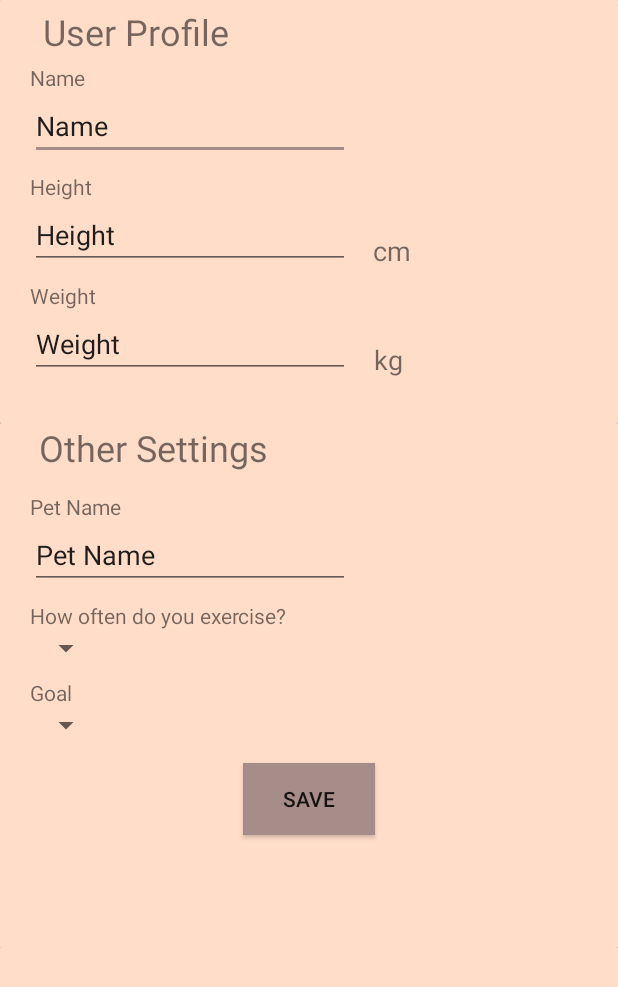
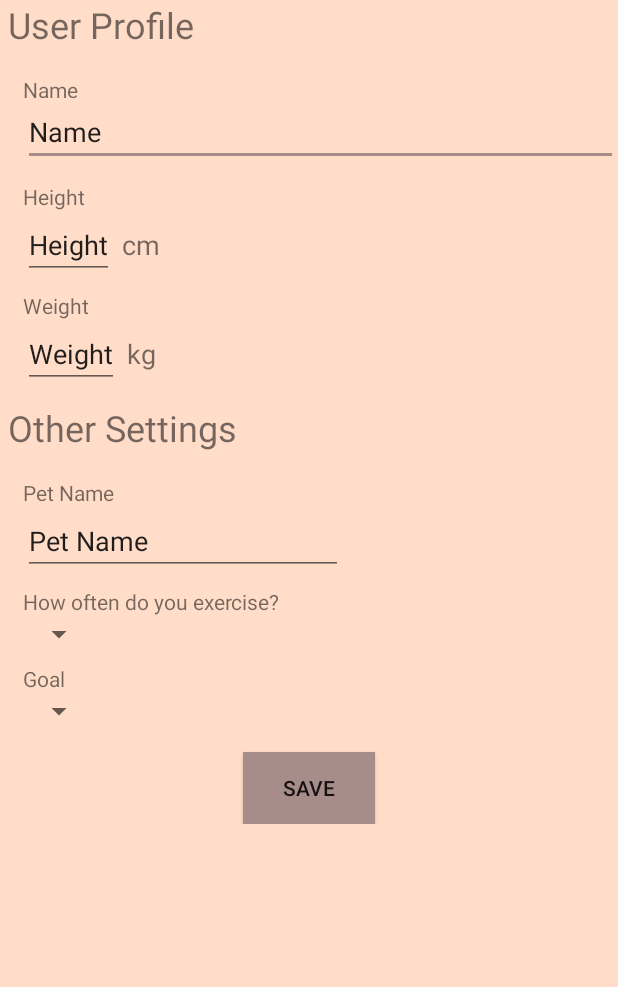
Before and after one commit to Legendarytruth/Neko-Gainz, an Android app: the layout setting_frag.xml on its own in the app's theme, with its tools: preview values and no code run, on a phone screen of 412 x 824 dp. Shown: the top 987 px of the screen. Run offline under Robolectric (Android 15) with nearby library versions, the light colour scheme and no system bars.

Commit message:
Fixed a bug with Settings and added units to questionnaire

```diff
--- a/Neko Gains/app/src/main/java/com/example/nekogains/HomeFrag.java
+++ b/Neko Gains/app/src/main/java/com/example/nekogains/HomeFrag.java
@@ -80,7 +80,7 @@ public class HomeFrag extends Fragment implements View.OnClickListener {
         dailyLogin = view.findViewById((R.id.dailyProgress));
 
         MainActivity activity = (MainActivity) getActivity();
-        user = new User(DatabaseHelper.getInstance(MainActivity.getContext()), ((MainActivity)this.getActivity()).getUserId());
+        user = new User(DatabaseHelper.getInstance(MainActivity.getContext()), ((MainActivity)this.getActivity()).getAppUserId());
 
         setPetName(user.getPet().getName());
         setCatGif(user.getPet().getShirt(), user.getPet().getPants(), user.getPet().getMotion());
--- a/Neko Gains/app/src/main/java/com/example/nekogains/MainActivity.java
+++ b/Neko Gains/app/src/main/java/com/example/nekogains/MainActivity.java
@@ -34,7 +34,7 @@ public class MainActivity extends AppCompatActivity {
     @Override
     protected void onCreate(Bundle savedInstanceState) {
         //Emergency database fix by uncommenting below:
-        //this.deleteDatabase("Workout.db");
+        this.deleteDatabase("Workout.db");
 
         super.onCreate(savedInstanceState);
 
@@ -43,19 +43,19 @@ public class MainActivity extends AppCompatActivity {
         context = getContext();
         settings = getSharedPreferences("preferences", MODE_PRIVATE);
         // If you uncomment the emergency fix uncomment below:
-        //SharedPreferences.Editor editor = settings.edit();
-        //editor.putBoolean("registered", false);
-        //editor.apply();
+        SharedPreferences.Editor editor = settings.edit();
+        editor.putBoolean("registered", false);
+        editor.apply();
         System.out.println(registered());
 
         //If user is not in database create a new user
-        if(registered()) {
+        if(!registered()) {
             System.out.println("Not registered, going to questionnaire");
             setContentView(R.layout.activity_init);
         } else {
             System.out.println("Registered, showing home");
             setContentView(R.layout.activity_main);
-            id = settings.getInt("userId", 0);
+            id = settings.getInt("userId", 1);
             //user = new User(dbh, id);
             BottomNavigationView bottomNavigationView = findViewById(R.id.bot_nav);
             bottomNavigationView.setOnNavigationItemSelectedListener(navListener);
@@ -149,9 +149,7 @@ public class MainActivity extends AppCompatActivity {
         return super.onOptionsItemSelected(item);
     }
 
-    public int getUserId() {
-        return id;
-    }
+    public int getAppUserId() { return id; }
 
     public static Context getContext() {
         return context;
--- a/Neko Gains/app/src/main/java/com/example/nekogains/PreworkoutFrag.java
+++ b/Neko Gains/app/src/main/java/com/example/nekogains/PreworkoutFrag.java
@@ -42,7 +42,7 @@ public class PreworkoutFrag extends Fragment implements AdapterView.OnItemSelect
     @Nullable
     @Override
     public View onCreateView(@NonNull LayoutInflater inflater, @Nullable ViewGroup container, @Nullable Bundle savedInstanceState){
-        user = new User(DatabaseHelper.getInstance(MainActivity.getContext()), ((MainActivity)this.getActivity()).getUserId());
+        user = new User(DatabaseHelper.getInstance(MainActivity.getContext()), ((MainActivity)this.getActivity()).getAppUserId());
         view = inflater.inflate(R.layout.preworkout_frag, container, false);
         user.createDefaultWorkouts();
         spinner = view.findViewById(R.id.spinner1);
--- a/Neko Gains/app/src/main/java/com/example/nekogains/SettingFrag.java
+++ b/Neko Gains/app/src/main/java/com/example/nekogains/SettingFrag.java
@@ -64,7 +64,7 @@ public class SettingFrag extends Fragment {
         editPetName = view.findViewById(R.id.editPetName);
 
         //Prefill the text boxes with user data for user convenience
-        user = new User(DatabaseHelper.getInstance(MainActivity.getContext()), ((MainActivity)getActivity()).getUserId());
+        user = new User(DatabaseHelper.getInstance(MainActivity.getContext()), ((MainActivity)getActivity()).getAppUserId());
         editName.setText(user.getName());
         System.out.println(user.getHeight());
         editHeight.setText(Float.toString(user.getHeight()));
--- a/Neko Gains/app/src/main/java/com/example/nekogains/StoreFrag.java
+++ b/Neko Gains/app/src/main/java/com/example/nekogains/StoreFrag.java
@@ -38,7 +38,7 @@ public class StoreFrag extends Fragment implements View.OnClickListener {
     @Nullable
     @Override
     public View onCreateView(@NonNull LayoutInflater inflater, @Nullable ViewGroup container, @Nullable Bundle savedInstanceState) {
-        user = new User(DatabaseHelper.getInstance(MainActivity.getContext()), ((MainActivity)this.getActivity()).getUserId());
+        user = new User(DatabaseHelper.getInstance(MainActivity.getContext()), ((MainActivity)this.getActivity()).getAppUserId());
         userInventory = user.getUserInventory();
 
         view = inflater.inflate(R.layout.store_frag, container, false);
--- a/Neko Gains/app/src/main/res/layout/activity_questionnaire.xml
+++ b/Neko Gains/app/src/main/res/layout/activity_questionnaire.xml
@@ -46,6 +46,7 @@
                         android:background="@color/colorAccent"
                         android:layout_marginLeft="20dp"
                         android:layout_marginRight="200dp"
+                        android:singleLine="true"
                         android:hint="Enter your name here"/>
                 </LinearLayout>
                 <!-- Question 1 -->
@@ -104,6 +105,7 @@
                     android:background="@color/colorAccent"
                     android:layout_marginLeft="20dp"
                     android:layout_marginRight="200dp"
+                    android:singleLine="true"
                     android:hint="Enter your name here"/>
             </LinearLayout>
             <!-- Question 3 -->
@@ -175,26 +177,52 @@
                     android:textColor="#555555"
                     android:layout_width="match_parent"
                     android:layout_height="100dp"/>
+                <LinearLayout
+                    android:layout_width="match_parent"
+                    android:layout_height="match_parent"
+                    android:orientation="horizontal">
                     <EditText
                         android:id="@+id/q_weight"
                         android:text="60"
-                    android:layout_width="match_parent"
+                        android:layout_width="wrap_content"
                         android:layout_height="wrap_content"
                         android:background="@color/colorAccent"
                         android:layout_marginLeft="20dp"
-                    android:layout_marginRight="200dp"
+                        android:singleLine="true"
                         android:hint="Enter your weight here"/>
+                    <TextView
+                        android:fontFamily="@font/opensans_semibold"
+                        android:text="kg"
+                        android:textSize="12sp"
+                        android:textColor="#555555"
+                        android:layout_width="match_parent"
+                        android:layout_height="match_parent"
+                        android:layout_marginLeft="5dp"/>
+                </LinearLayout>
 
+                <LinearLayout
+                    android:layout_width="wrap_content"
+                    android:layout_height="wrap_content"
+                    android:orientation="horizontal"
+                    android:layout_marginTop="20dp"
+                    android:layout_marginLeft="20dp">
                     <EditText
                         android:id="@+id/q_height"
                         android:text="160"
-                    android:layout_width="match_parent"
+                        android:layout_width="wrap_content"
                         android:layout_height="wrap_content"
                         android:background="@color/colorAccent"
-                    android:layout_marginTop="20dp"
-                    android:layout_marginLeft="20dp"
-                    android:layout_marginRight="200dp"
+                        android:singleLine="true"
                         android:hint="Enter your height here"/>
+                    <TextView
+                        android:fontFamily="@font/opensans_semibold"
+                        android:text="cm"
+                        android:textSize="12sp"
+                        android:textColor="#555555"
+                        android:layout_width="match_parent"
+                        android:layout_height="match_parent"
+                        android:layout_marginLeft="5dp"/>
+                </LinearLayout>
             </LinearLayout>
             <!-- Question 5 -->
             <LinearLayout
--- a/Neko Gains/app/src/main/res/layout/setting_frag.xml
+++ b/Neko Gains/app/src/main/res/layout/setting_frag.xml
@@ -14,166 +14,142 @@
 
         <LinearLayout
             android:layout_width="match_parent"
+            android:layout_height="match_parent"
+            android:background="@color/colorPrimary"
             android:orientation="vertical"
-            android:layout_height="match_parent"
-            android:background="@color/colorPrimary">
+            android:layout_marginBottom="100dp">
 
-            <androidx.cardview.widget.CardView
-                android:id="@+id/userSettings"
-                android:layout_width="match_parent"
-                android:layout_height="282dp"
-                android:layout_gravity="center"
-                android:background="@color/colorPrimary">
-
-                <androidx.constraintlayout.widget.ConstraintLayout
+            <LinearLayout
                 android:layout_width="match_parent"
                 android:layout_height="match_parent"
-                    android:background="@color/colorPrimary">
+                android:background="@color/colorPrimary"
+                android:orientation="vertical">
 
                 <TextView
                     android:id="@+id/textUserSettings"
                     android:layout_width="wrap_content"
-                        android:layout_height="wrap_content"
+                    android:layout_height="50dp"
+                    android:layout_marginLeft="5dp"
                     android:text="User Profile"
-                        android:textSize="24sp"
-                        app:layout_constraintBottom_toBottomOf="parent"
-                        app:layout_constraintEnd_toEndOf="parent"
-                        app:layout_constraintHorizontal_bias="0.1"
-                        app:layout_constraintStart_toStartOf="parent"
-                        app:layout_constraintTop_toTopOf="parent"
-                        app:layout_constraintVertical_bias="0.01999998" />
+                    android:textSize="24sp" />
+
+                <!-- Edit Name -->
+                <LinearLayout
+                    android:layout_width="match_parent"
+                    android:layout_height="match_parent"
+                    android:orientation="vertical">
 
                     <TextView
                         android:id="@+id/textName"
-                        android:layout_width="wrap_content"
-                        android:layout_height="wrap_content"
-                        android:text="Name"
-                        app:layout_constraintBottom_toBottomOf="parent"
-                        app:layout_constraintEnd_toEndOf="parent"
-                        app:layout_constraintHorizontal_bias="0.0"
-                        app:layout_constraintStart_toStartOf="@+id/editName"
-                        app:layout_constraintTop_toTopOf="parent"
-                        app:layout_constraintVertical_bias="0.16000003" />
+                        android:layout_width="match_parent"
+                        android:layout_height="15dp"
+                        android:layout_marginLeft="15dp"
+                        android:text="Name" />
 
                     <EditText
                         android:id="@+id/editName"
-                        android:layout_width="wrap_content"
+                        android:layout_width="match_parent"
                         android:layout_height="wrap_content"
-                        android:ems="10"
-                        android:inputType="textPersonName"
+                        android:layout_marginLeft="15dp"
                         android:text="Name"
-                        app:layout_constraintEnd_toEndOf="parent"
-                        app:layout_constraintHorizontal_bias="0.1"
-                        app:layout_constraintStart_toStartOf="parent"
-                        app:layout_constraintTop_toBottomOf="@+id/textName" />
+                        android:singleLine="true" />
+                </LinearLayout>
+
+                <!-- Edit Height -->
+                <LinearLayout
+                    android:layout_width="match_parent"
+                    android:layout_height="match_parent"
+                    android:layout_marginTop="5dp"
+                    android:orientation="vertical">
 
                     <TextView
                         android:id="@+id/textHeight"
                         android:layout_width="wrap_content"
                         android:layout_height="wrap_content"
-                        android:layout_marginTop="8dp"
-                        android:text="Height"
-                        app:layout_constraintEnd_toEndOf="parent"
-                        app:layout_constraintHorizontal_bias="0.0"
-                        app:layout_constraintStart_toStartOf="@+id/editHeight"
-                        app:layout_constraintTop_toBottomOf="@+id/editName" />
+                        android:layout_marginLeft="15dp"
+                        android:layout_marginTop="5dp"
+                        android:text="Height" />
+
+                    <LinearLayout
+                        android:layout_width="match_parent"
+                        android:layout_height="match_parent"
+                        android:orientation="horizontal">
 
                         <EditText
                             android:id="@+id/editHeight"
                             android:layout_width="wrap_content"
                             android:layout_height="wrap_content"
-                        android:ems="10"
-                        android:inputType="number"
+                            android:layout_marginLeft="15dp"
+                            android:inputType="numberDecimal"
                             android:text="Height"
-                        app:layout_constraintEnd_toEndOf="parent"
-                        app:layout_constraintHorizontal_bias="0.0"
-                        app:layout_constraintStart_toStartOf="@+id/editName"
-                        app:layout_constraintTop_toBottomOf="@+id/textHeight" />
+                            android:singleLine="true"/>
 
                         <TextView
                             android:id="@+id/textHeightUnit"
                             android:layout_width="wrap_content"
                             android:layout_height="wrap_content"
+                            android:layout_marginLeft="5dp"
                             android:text="cm"
-                        android:textSize="18sp"
-                        app:layout_constraintBottom_toBottomOf="@+id/editHeight"
-                        app:layout_constraintEnd_toEndOf="parent"
-                        app:layout_constraintHorizontal_bias="0.1"
-                        app:layout_constraintStart_toEndOf="@+id/editHeight" />
+                            android:textSize="18sp" />
+                    </LinearLayout>
+                </LinearLayout>
 
+                <!-- Edit Weight -->
                 <TextView
                     android:id="@+id/textWeight"
                     android:layout_width="wrap_content"
                     android:layout_height="wrap_content"
+                    android:layout_marginLeft="15dp"
                     android:layout_marginTop="8dp"
-                        android:text="Weight"
-                        app:layout_constraintEnd_toEndOf="parent"
-                        app:layout_constraintHorizontal_bias="0.0"
-                        app:layout_constraintStart_toStartOf="@+id/editWeight"
-                        app:layout_constraintTop_toBottomOf="@+id/editHeight" />
+                    android:text="Weight" />
+
+                <LinearLayout
+                    android:layout_width="match_parent"
+                    android:layout_height="match_parent"
+                    android:orientation="horizontal">
 
                     <EditText
                         android:id="@+id/editWeight"
                         android:layout_width="wrap_content"
                         android:layout_height="wrap_content"
-                        android:ems="10"
-                        android:inputType="number"
+                        android:layout_marginLeft="15dp"
+                        android:inputType="numberDecimal"
                         android:text="Weight"
-                        app:layout_constraintEnd_toEndOf="parent"
-                        app:layout_constraintHorizontal_bias="0.0"
-                        app:layout_constraintStart_toStartOf="@+id/editHeight"
-                        app:layout_constraintTop_toBottomOf="@+id/textWeight" />
+                        android:singleLine="true"/>
 
                     <TextView
                         android:id="@+id/textWeightUnit"
                         android:layout_width="wrap_content"
                         android:layout_height="wrap_content"
+                        android:layout_marginLeft="5dp"
                         android:text="kg"
-                        android:textSize="18sp"
-                        app:layout_constraintBottom_toBottomOf="@+id/editWeight"
-                        app:layout_constraintEnd_toEndOf="parent"
-                        app:layout_constraintHorizontal_bias="0.1"
-                        app:layout_constraintStart_toEndOf="@+id/editWeight" />
-                </androidx.constraintlayout.widget.ConstraintLayout>
-            </androidx.cardview.widget.CardView>
+                        android:textSize="18sp" />
+                </LinearLayout>
+            </LinearLayout>
 
-
-            <androidx.cardview.widget.CardView
-                android:id="@+id/otherSettings"
-                android:layout_width="match_parent"
-                android:layout_height="350dp"
-                android:layout_gravity="center"
-                android:background="@color/colorPrimary">
-
-                <androidx.constraintlayout.widget.ConstraintLayout
+            <LinearLayout
                 android:layout_width="match_parent"
                 android:layout_height="match_parent"
-                    android:background="@color/colorPrimary">
+                android:background="@color/colorPrimary"
+                android:orientation="vertical">
 
                 <TextView
                     android:id="@+id/textOtherSettings"
                     android:layout_width="wrap_content"
                     android:layout_height="wrap_content"
+                    android:layout_marginTop="10dp"
+                    android:layout_marginLeft="5dp"
+                    android:height="50dp"
                     android:text="Other Settings"
-                        android:textSize="24sp"
-                        app:layout_constraintBottom_toBottomOf="parent"
-                        app:layout_constraintEnd_toEndOf="parent"
-                        app:layout_constraintHorizontal_bias="0.1"
-                        app:layout_constraintStart_toStartOf="parent"
-                        app:layout_constraintTop_toTopOf="parent"
-                        app:layout_constraintVertical_bias="0.0" />
+                    android:textSize="24sp" />
 
+                <!-- Edit Pet Name -->
                 <TextView
                     android:id="@+id/textPetName"
                     android:layout_width="wrap_content"
                     android:layout_height="wrap_content"
                     android:text="Pet Name"
-                        app:layout_constraintBottom_toBottomOf="parent"
-                        app:layout_constraintEnd_toEndOf="parent"
-                        app:layout_constraintHorizontal_bias="0.0"
-                        app:layout_constraintStart_toStartOf="@+id/editPetName"
-                        app:layout_constraintTop_toTopOf="parent"
-                        app:layout_constraintVertical_bias="0.13999999" />
+                    android:layout_marginLeft="15dp"/>
 
                 <EditText
                     android:id="@+id/editPetName"
@@ -182,64 +158,48 @@
                     android:ems="10"
                     android:inputType="textPersonName"
                     android:text="Pet Name"
-                        app:layout_constraintEnd_toEndOf="parent"
-                        app:layout_constraintHorizontal_bias="0.1"
-                        app:layout_constraintStart_toStartOf="parent"
-                        app:layout_constraintTop_toBottomOf="@+id/textPetName" />
+                    android:layout_marginLeft="15dp"
+                    android:singleLine="true"/>
 
+                <!-- Edit Habit -->
                 <TextView
                     android:id="@+id/textHabit"
                     android:layout_width="wrap_content"
                     android:layout_height="wrap_content"
                     android:layout_marginTop="8dp"
                     android:text="How often do you exercise?"
-                        app:layout_constraintEnd_toEndOf="parent"
-                        app:layout_constraintHorizontal_bias="0.0"
-                        app:layout_constraintStart_toStartOf="@+id/spinnerHabit"
-                        app:layout_constraintTop_toBottomOf="@+id/editPetName" />
+                    android:layout_marginLeft="15dp"/>
 
                 <Spinner
                     android:id="@+id/spinnerHabit"
                     android:layout_width="wrap_content"
                     android:layout_height="wrap_content"
-                        app:layout_constraintEnd_toEndOf="parent"
-                        app:layout_constraintHorizontal_bias="0.0"
-                        app:layout_constraintStart_toStartOf="@+id/editPetName"
-                        app:layout_constraintTop_toBottomOf="@+id/textHabit" />
+                    android:layout_marginLeft="15dp"/>
 
+                <!-- Edit Goal -->
                 <TextView
                     android:id="@+id/textGoal"
                     android:layout_width="wrap_content"
                     android:layout_height="wrap_content"
                     android:layout_marginTop="8dp"
                     android:text="Goal"
-                        app:layout_constraintEnd_toEndOf="parent"
-                        app:layout_constraintHorizontal_bias="0.0"
-                        app:layout_constraintStart_toStartOf="@+id/spinnerGoal"
-                        app:layout_constraintTop_toBottomOf="@+id/spinnerHabit" />
+                    android:layout_marginLeft="15dp"/>
 
                 <Spinner
                     android:id="@+id/spinnerGoal"
                     android:layout_width="wrap_content"
                     android:layout_height="wrap_content"
-                        app:layout_constraintEnd_toEndOf="parent"
-                        app:layout_constraintHorizontal_bias="0.0"
-                        app:layout_constraintStart_toStartOf="@+id/spinnerHabit"
-                        app:layout_constraintTop_toBottomOf="@+id/textGoal" />
+                    android:layout_marginLeft="15dp"/>
 
                 <Button
                     android:id="@+id/buttonSaveSettings1"
                     android:layout_width="wrap_content"
                     android:layout_height="wrap_content"
+                    android:background="@color/colorAccent"
                     android:text="@string/save_button"
-                        app:layout_constraintBottom_toBottomOf="parent"
-                        app:layout_constraintEnd_toEndOf="parent"
-                        app:layout_constraintStart_toStartOf="parent"
-                        app:layout_constraintTop_toTopOf="parent"
-                        app:layout_constraintVertical_bias="0.75"
-                        android:background="@color/colorAccent" />
-                </androidx.constraintlayout.widget.ConstraintLayout>
-            </androidx.cardview.widget.CardView>
+                    android:layout_gravity="center"
+                    android:layout_marginTop="15dp"/>
+            </LinearLayout>
         </LinearLayout>
     </ScrollView>
 </LinearLayout>
```
Lines whose indentation alone changed are shown as unchanged.
